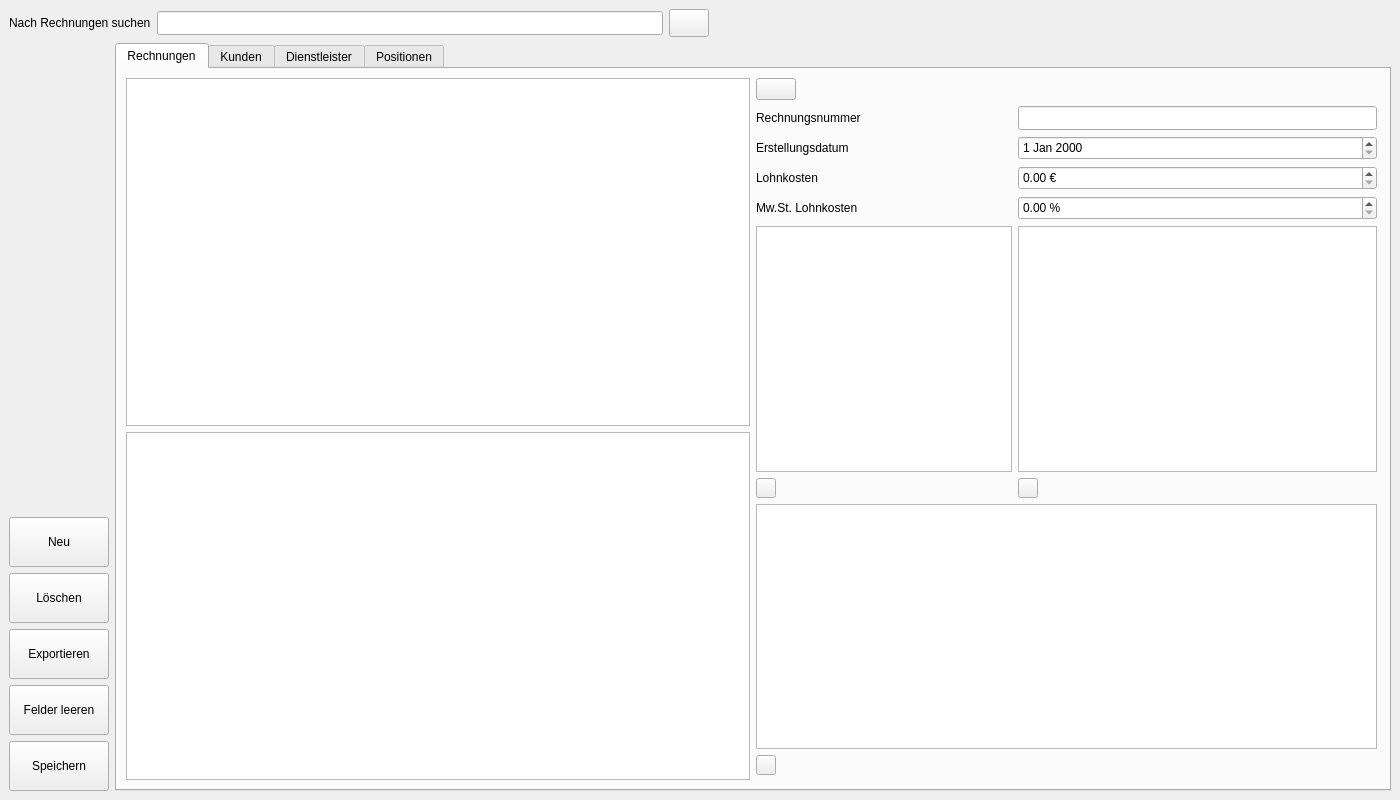
SIMKCN/LF11-Projekt, file Qt/test.ui: the form before one commit.
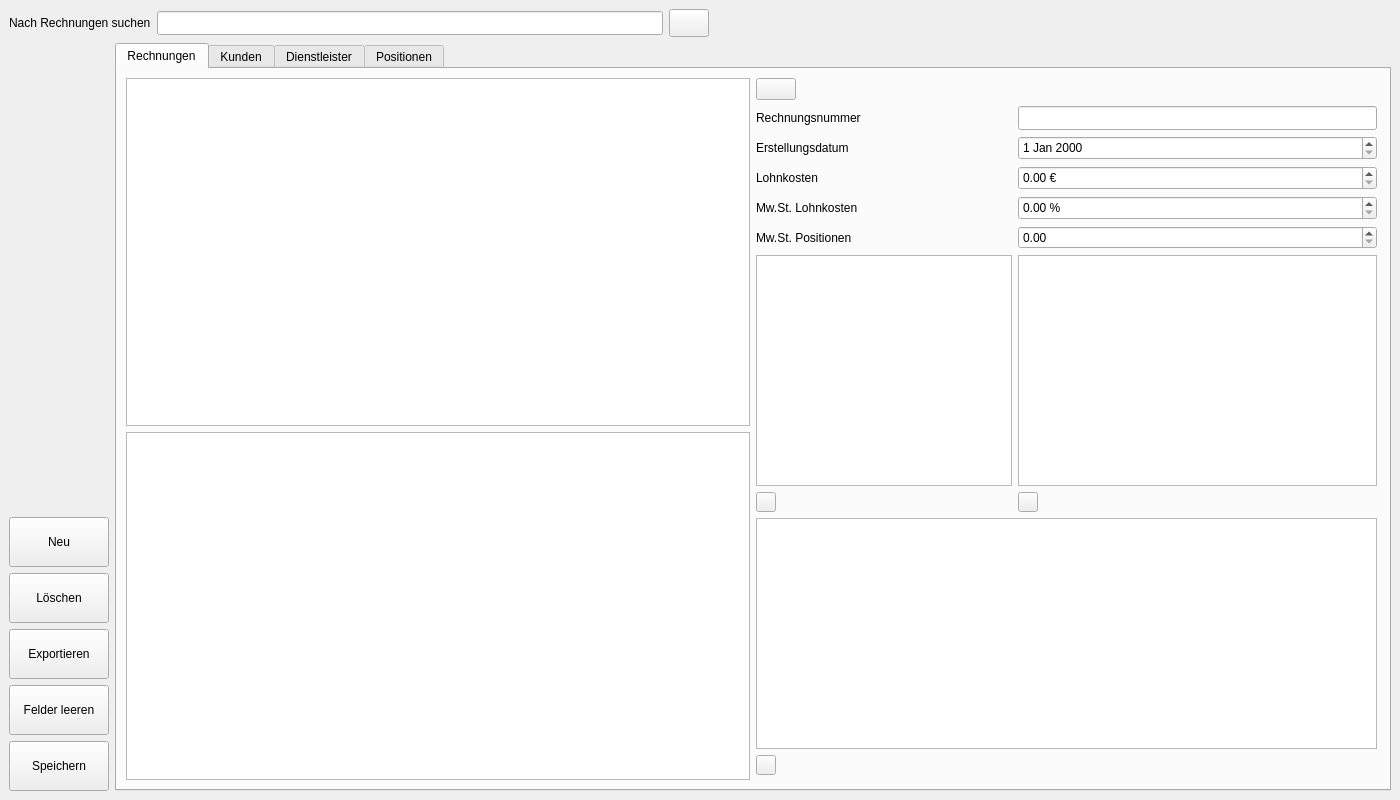
The form after the commit. The open tabs and pages were chosen to show the change. Icons and pictures are not drawn.

Commit message: +: Speichern von Rechnungen +: Speichern von Positionen +: Speichern von Kunden

```diff
--- a/Qt/test.ui
+++ b/Qt/test.ui
@@ -192,7 +192,7 @@
       <item>
        <widget class="QTabWidget" name="tabWidget">
         <property name="currentIndex">
-         <number>0</number>
+         <number>3</number>
         </property>
         <widget class="QWidget" name="tab_rechnungen">
          <attribute name="title">
@@ -319,13 +319,13 @@
                     </property>
                    </widget>
                   </item>
-                  <item row="5" column="0">
+                  <item row="6" column="0">
                    <widget class="QTableView" name="tv_rechnungen_form_kunde"/>
                   </item>
-                  <item row="5" column="1">
+                  <item row="6" column="1">
                    <widget class="QTableView" name="tv_rechnungen_form_dienstleister"/>
                   </item>
-                  <item row="6" column="0">
+                  <item row="7" column="0">
                    <widget class="QPushButton" name="btn_kunden_anlegen">
                     <property name="sizePolicy">
                      <sizepolicy hsizetype="Fixed" vsizetype="Fixed">
@@ -360,7 +360,7 @@
                     </property>
                    </widget>
                   </item>
-                  <item row="6" column="1">
+                  <item row="7" column="1">
                    <widget class="QPushButton" name="btn_dienstleister_anlegen">
                     <property name="sizePolicy">
                      <sizepolicy hsizetype="Fixed" vsizetype="Fixed">
@@ -383,10 +383,10 @@
                     </property>
                    </widget>
                   </item>
-                  <item row="7" column="0" colspan="2">
+                  <item row="8" column="0" colspan="2">
                    <widget class="QTableView" name="tv_rechnungen_form_positionen"/>
                   </item>
-                  <item row="8" column="0">
+                  <item row="9" column="0">
                    <widget class="QPushButton" name="btn_positionen_anlegen">
                     <property name="sizePolicy">
                      <sizepolicy hsizetype="Fixed" vsizetype="Fixed">
@@ -426,6 +426,16 @@
                     </property>
                    </widget>
                   </item>
+                  <item row="5" column="0">
+                   <widget class="QLabel" name="lbl_vat_Positionen">
+                    <property name="text">
+                     <string>Mw.St. Positionen</string>
+                    </property>
+                   </widget>
+                  </item>
+                  <item row="5" column="1">
+                   <widget class="QDoubleSpinBox" name="dsb_mwst_positionen"/>
+                  </item>
                  </layout>
                 </item>
                </layout>
```
The commit also changes 4 other files.
